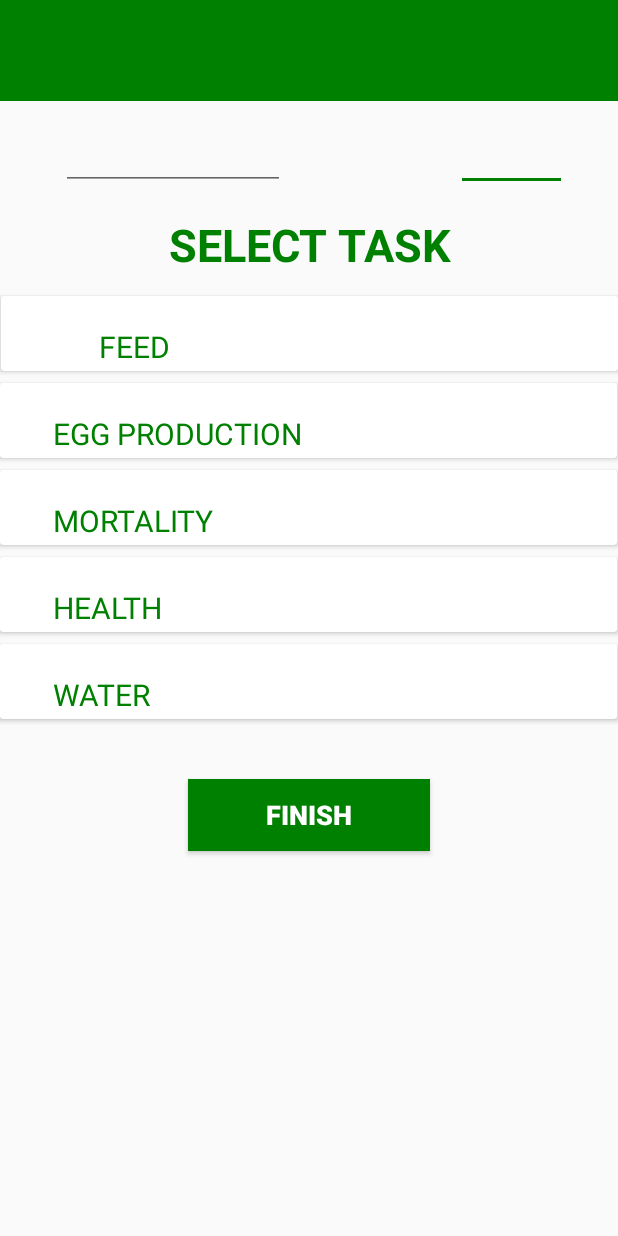
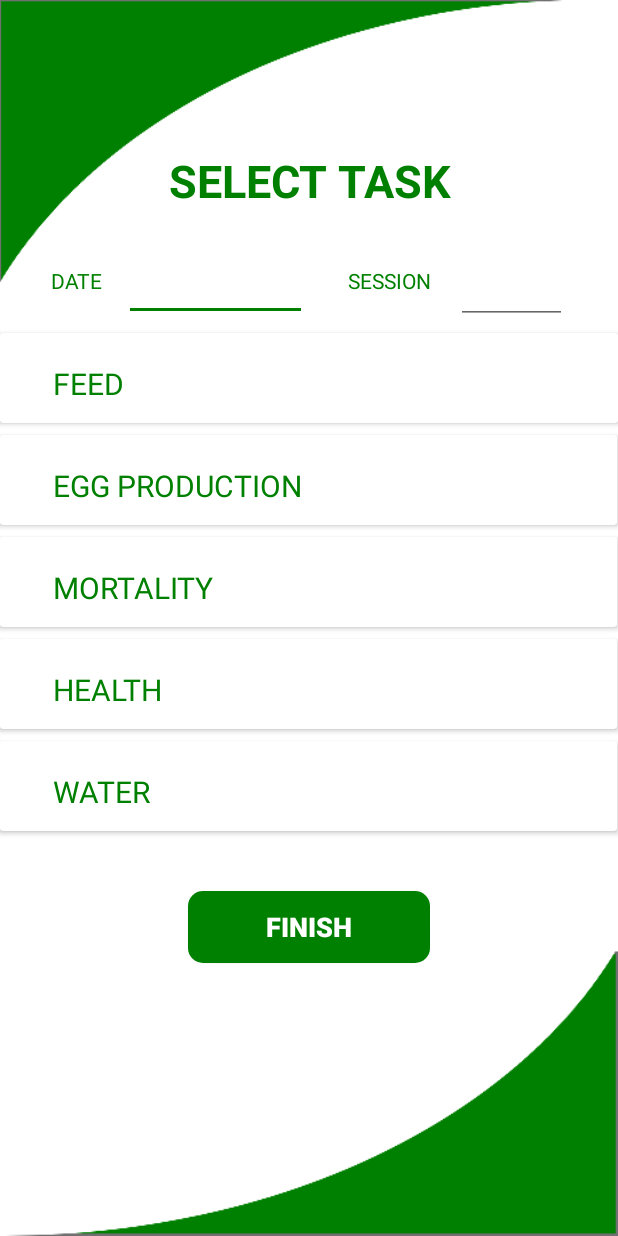
Before and after one commit to Codeguru65/Layers_App, an Android app: the Submenu screen opened directly, with no data from a screen before it, on a phone screen of 412 x 824 dp. Run offline under Robolectric (Android 15) with nearby library versions, the phone set to English and light mode, and no system bars.

Commit message:
added unifrom background

```diff
--- a/app/src/main/java/com/example/layers/MainActivity.kt
+++ b/app/src/main/java/com/example/layers/MainActivity.kt
@@ -14,6 +14,7 @@ class MainActivity : AppCompatActivity() {
         btn_daily_diary.setOnClickListener {
             val intent = Intent(this,Submenu::class.java)
             startActivity(intent)
+            finish()
         }
     }
 }
--- a/app/src/main/java/com/example/layers/Submenu.kt
+++ b/app/src/main/java/com/example/layers/Submenu.kt
@@ -4,14 +4,14 @@ import android.content.Intent
 import android.os.Build
 import androidx.appcompat.app.AppCompatActivity
 import android.os.Bundle
-//import androidx.annotation.RequiresApi
+import androidx.annotation.RequiresApi
 import kotlinx.android.synthetic.main.activity_submenu.*
 import java.time.LocalDate
 import java.time.format.DateTimeFormatter
 
 class Submenu : AppCompatActivity() {
 
-//    @RequiresApi(Build.VERSION_CODES.O)
+    @RequiresApi(Build.VERSION_CODES.O)
     override fun onCreate(savedInstanceState: Bundle?) {
         super.onCreate(savedInstanceState)
         setContentView(R.layout.activity_submenu)
@@ -23,7 +23,11 @@ class Submenu : AppCompatActivity() {
 //
 //        date1.setText(fDate)
 
-
+        btnfin.setOnClickListener {
+            val intent = Intent(this, MainActivity::class.java)
+            startActivity(intent)
+            finish()
+        }
         cvFeed.setOnClickListener {
             val intent = Intent(this,DailyDiaryActivity::class.java)
             startActivity(intent)
--- a/app/src/main/res/layout/activity_submenu.xml
+++ b/app/src/main/res/layout/activity_submenu.xml
@@ -5,15 +5,8 @@
     android:layout_width="match_parent"
     android:layout_height="match_parent"
     android:orientation="vertical"
+    android:background="@drawable/bglogin"
     tools:context=".Submenu">
-
-    <androidx.appcompat.widget.Toolbar
-        android:id="@+id/toolbar2"
-        android:layout_width="match_parent"
-        android:layout_height="67dp"
-        android:background="#008000"
-        android:minHeight="?attr/actionBarSize"
-        android:theme="?attr/actionBarTheme" />
 
     <ScrollView
         android:layout_width="match_parent"
@@ -28,7 +21,7 @@
                 android:id="@+id/txtsm1"
                 android:layout_width="268dp"
                 android:layout_height="42dp"
-                android:layout_marginTop="75dp"
+                android:layout_marginTop="100dp"
                 android:text="SELECT TASK"
                 android:textAlignment="center"
                 android:textColor="#008000"
@@ -40,18 +33,18 @@
 
             <androidx.cardview.widget.CardView
                 android:id="@+id/cvFeed"
-                android:layout_width="411dp"
-                android:layout_height="50dp"
-                android:layout_marginTop="130dp"
+                android:layout_width="0dp"
+                android:layout_height="60dp"
+                android:layout_marginTop="80dp"
                 app:layout_constraintEnd_toEndOf="parent"
                 app:layout_constraintStart_toStartOf="parent"
-                app:layout_constraintTop_toTopOf="parent">
+                app:layout_constraintTop_toBottomOf="@+id/txtsm1">
 
                 <TextView
                     android:id="@+id/txtsm2"
                     android:layout_width="match_parent"
                     android:layout_height="match_parent"
-                    android:paddingLeft="65dp"
+                    android:paddingLeft="35dp"
                     android:paddingTop="20dp"
                     android:text="FEED "
                     android:textColor="#008000"
@@ -61,7 +54,7 @@
             <androidx.cardview.widget.CardView
                 android:id="@+id/cvEgg"
                 android:layout_width="411dp"
-                android:layout_height="50dp"
+                android:layout_height="60dp"
                 android:layout_marginTop="8dp"
                 app:layout_constraintStart_toStartOf="parent"
                 app:layout_constraintTop_toBottomOf="@+id/cvFeed">
@@ -80,7 +73,7 @@
             <androidx.cardview.widget.CardView
                 android:id="@+id/cvMort"
                 android:layout_width="411dp"
-                android:layout_height="50dp"
+                android:layout_height="60dp"
                 android:layout_marginTop="8dp"
                 app:layout_constraintStart_toStartOf="parent"
                 app:layout_constraintTop_toBottomOf="@+id/cvEgg">
@@ -99,7 +92,7 @@
             <androidx.cardview.widget.CardView
                 android:id="@+id/cvHealth"
                 android:layout_width="411dp"
-                android:layout_height="50dp"
+                android:layout_height="60dp"
                 android:layout_marginTop="8dp"
                 app:layout_constraintStart_toStartOf="parent"
                 app:layout_constraintTop_toBottomOf="@+id/cvMort">
@@ -118,7 +111,7 @@
             <androidx.cardview.widget.CardView
                 android:id="@+id/cvWater"
                 android:layout_width="411dp"
-                android:layout_height="50dp"
+                android:layout_height="60dp"
                 android:layout_marginTop="8dp"
                 app:layout_constraintStart_toStartOf="parent"
                 app:layout_constraintTop_toBottomOf="@+id/cvHealth">
@@ -136,37 +129,39 @@
 
             <EditText
                 android:id="@+id/date1"
-                android:layout_width="149dp"
-                android:layout_height="43dp"
-                android:layout_marginTop="16dp"
+                android:layout_width="122dp"
+                android:layout_height="42dp"
+                android:layout_marginTop="30dp"
                 android:ems="10"
                 android:inputType="date"
                 android:textAlignment="center"
                 android:textColor="#008000"
                 app:layout_constraintEnd_toEndOf="parent"
-                app:layout_constraintHorizontal_bias="0.156"
+                app:layout_constraintHorizontal_bias="0.286"
                 app:layout_constraintStart_toStartOf="parent"
-                app:layout_constraintTop_toTopOf="parent" />
+                app:layout_constraintTop_toBottomOf="@+id/txtsm1" />
 
             <EditText
-                android:id="@+id/editText8"
+                android:id="@+id/session"
                 android:layout_width="74dp"
                 android:layout_height="44dp"
-                android:layout_marginTop="16dp"
+                android:layout_marginTop="30dp"
                 android:ems="10"
                 android:inputType="number"
+                android:textAlignment="center"
+                android:textColor="#008000"
                 app:layout_constraintEnd_toEndOf="parent"
                 app:layout_constraintHorizontal_bias="0.899"
                 app:layout_constraintStart_toStartOf="parent"
-                app:layout_constraintTop_toTopOf="parent" />
+                app:layout_constraintTop_toBottomOf="@+id/txtsm1" />
 
             <Button
-                android:id="@+id/button"
+                android:id="@+id/btnfin"
                 android:layout_width="161dp"
                 android:layout_height="48dp"
                 android:layout_marginTop="40dp"
-                android:layout_marginBottom="30dp"
-                android:background="#008000"
+                android:layout_marginBottom="60dp"
+                android:background="@drawable/custom_button"
                 android:text="FINISH"
                 android:textColor="@android:color/white"
                 android:textSize="18sp"
@@ -174,7 +169,32 @@
                 app:layout_constraintBottom_toBottomOf="parent"
                 app:layout_constraintEnd_toEndOf="parent"
                 app:layout_constraintStart_toStartOf="parent"
-                app:layout_constraintTop_toBottomOf="@+id/cvWater" />
+                app:layout_constraintTop_toBottomOf="@+id/cvWater"
+                app:layout_constraintVertical_bias="1.0" />
+
+            <TextView
+                android:id="@+id/textView5"
+                android:layout_width="wrap_content"
+                android:layout_height="23dp"
+                android:layout_marginTop="35dp"
+                android:text="DATE"
+                android:textColor="#008000"
+                app:layout_constraintEnd_toEndOf="parent"
+                app:layout_constraintHorizontal_bias="0.09"
+                app:layout_constraintStart_toStartOf="parent"
+                app:layout_constraintTop_toBottomOf="@+id/txtsm1" />
+
+            <TextView
+                android:id="@+id/textView6"
+                android:layout_width="wrap_content"
+                android:layout_height="wrap_content"
+                android:layout_marginTop="35dp"
+                android:text="SESSION"
+                android:textColor="#008000"
+                app:layout_constraintEnd_toEndOf="parent"
+                app:layout_constraintHorizontal_bias="0.65"
+                app:layout_constraintStart_toStartOf="parent"
+                app:layout_constraintTop_toBottomOf="@+id/txtsm1" />
 
         </androidx.constraintlayout.widget.ConstraintLayout>
     </ScrollView>
```
Also changed, not shown: app/src/main/res/layout/activity_daily_diary.xml (+7 -12 lines), app/src/main/res/layout/activity_login.xml (+5 -5 lines), app/src/main/res/layout/activity_mort.xml (+5 -10 lines), app/src/main/res/layout/activity_water.xml (+3 -10 lines), app/src/main/res/layout/eggs.xml (+4 -11 lines), app/src/main/res/layout/health.xml (+3 -10 lines), 157 other files.
